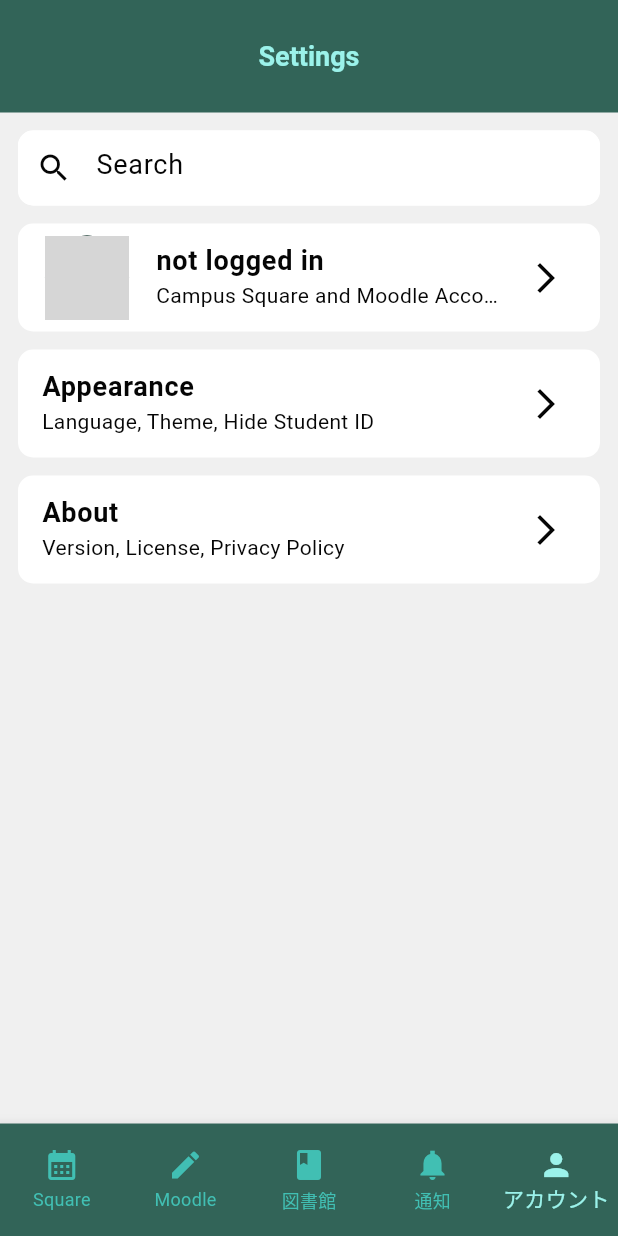
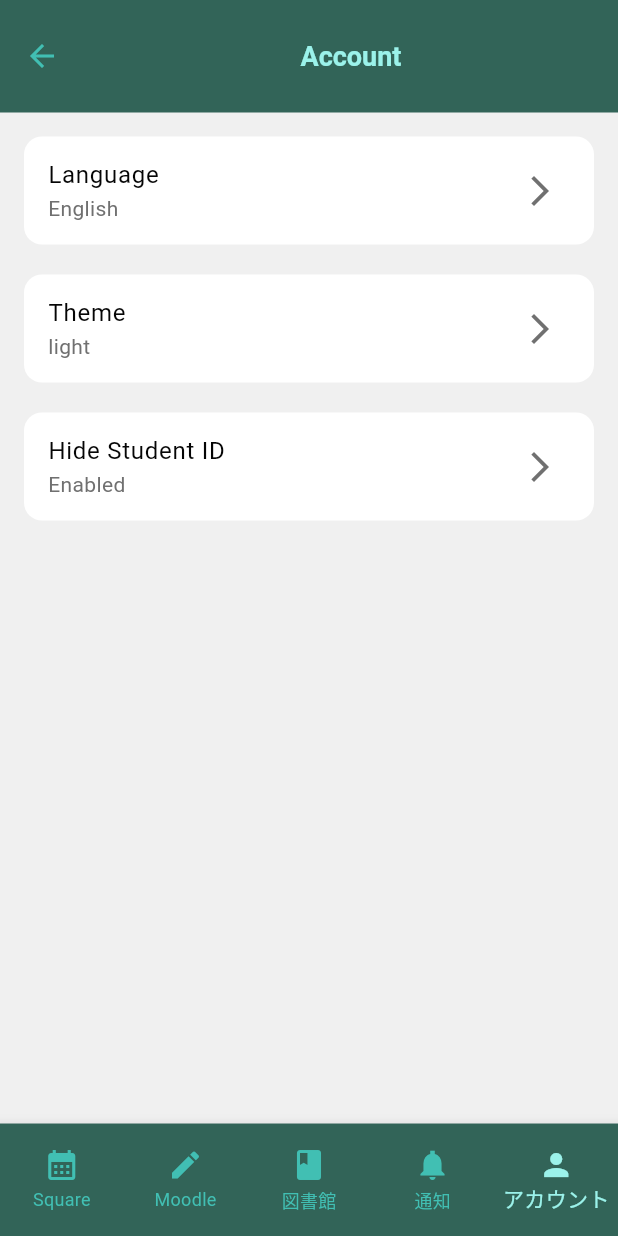
Before and after one commit to brqnko/uaizu_app, a Flutter app: the SettingsPage screen opened by its route, after a tap on "Appearance", on a phone screen of 412 x 824 dp. Run offline on Flutter 3.47's test engine with Material 3 defaults, Android fonts, the phone set to English and light mode, and no system bars; our stand-ins replace flutter_hooks, flutter_riverpod, freezed_annotation, go_router, hooks_riverpod, table_calendar; generated files the repository leaves out were written again; project files that could hold a hidden picture were left out; grey boxes are pictures that could not be loaded.

Commit message:
feat: account oage

```diff
--- /dev/null
+++ b/lib/ui/pages/settings/appearance.dart
@@ -0,0 +1,133 @@
+import 'package:flutter/material.dart';
+import 'package:flutter_riverpod/flutter_riverpod.dart';
+import 'package:uaizu_app/domain/entity/settings.dart';
+import 'package:uaizu_app/state/settings.dart';
+import 'package:uaizu_app/ui/widgets/app_bar.dart';
+import 'package:uaizu_app/ui/widgets/horizontal_expanded_container.dart';
+
+class AppearancePage extends ConsumerWidget {
+  const AppearancePage({super.key});
+
+  @override
+  Widget build(BuildContext context, WidgetRef ref) {
+    final colorScheme = Theme.of(context).colorScheme;
+
+    final settingsWidgets = [
+      // language
+      Container(
+        decoration: BoxDecoration(
+          color: colorScheme.secondary,
+          borderRadius: BorderRadius.circular(12),
+        ),
+        width: double.infinity,
+        child: ListTile(
+          title: const Text('Language'),
+          subtitle: Text(
+            ref.watch(settingsProvider.select((s) => s.appLocale)).title,
+          ),
+          trailing: const Icon(Icons.arrow_forward_ios),
+          onTap: () {
+            showModalBottomSheet(
+              context: context,
+              builder: (context) {
+                return HorizontalExpandedContainer(
+                  child: Column(
+                    children: AppLocale.values
+                        .map(
+                          (locale) => ListTile(
+                            title: Text(locale.title),
+                            onTap: () {
+                              ref.read(settingsProvider.notifier).update(
+                                    appLocale: locale,
+                                  );
+                              Navigator.pop(context);
+                            },
+                          ),
+                        )
+                        .toList(),
+                  ),
+                );
+              },
+            );
+          },
+        ),
+      ),
+      // theme
+      Container(
+        decoration: BoxDecoration(
+          color: colorScheme.secondary,
+          borderRadius: BorderRadius.circular(12),
+        ),
+        width: double.infinity,
+        child: ListTile(
+          title: const Text('Theme'),
+          subtitle: Text(
+            ref.watch(settingsProvider.select((s) => s.appTheme)).name,
+          ),
+          trailing: const Icon(Icons.arrow_forward_ios),
+          onTap: () {
+            showModalBottomSheet(
+              context: context,
+              builder: (context) {
+                return HorizontalExpandedContainer(
+                  child: Column(
+                    children: AppTheme.values
+                        .map(
+                          (theme) => ListTile(
+                            title: Text(theme.name),
+                            onTap: () {
+                              ref.read(settingsProvider.notifier).update(
+                                    appTheme: theme,
+                                  );
+                              Navigator.pop(context);
+                            },
+                          ),
+                        )
+                        .toList(),
+                  ),
+                );
+              },
+            );
+          },
+        ),
+      ),
+      // hide student id
+      Container(
+        decoration: BoxDecoration(
+          color: colorScheme.secondary,
+          borderRadius: BorderRadius.circular(12),
+        ),
+        width: double.infinity,
+        child: ListTile(
+          title: const Text('Hide Student ID'),
+          subtitle: Text(
+            ref.watch(settingsProvider.select((s) => s.hideStudentId))
+                ? 'Enabled'
+                : 'Disabled',
+          ),
+          trailing: const Icon(Icons.arrow_forward_ios),
+          onTap: () {
+            ref.read(settingsProvider.notifier).update(
+                  hideStudentId: !ref.watch(settingsProvider).hideStudentId,
+                );
+          },
+        ),
+      ),
+    ];
+
+    final body = Padding(
+      padding: const EdgeInsets.all(16),
+      child: ListView.separated(
+        itemBuilder: (context, index) => settingsWidgets[index],
+        separatorBuilder: (context, index) => const SizedBox(height: 20),
+        itemCount: settingsWidgets.length,
+      ),
+    );
+
+    return Scaffold(
+      appBar: brandAppBar(context, title: 'Account'),
+      backgroundColor: colorScheme.surface,
+      body: body,
+    );
+  }
+}
--- a/lib/ui/pages/settings/settings.dart
+++ b/lib/ui/pages/settings/settings.dart
@@ -12,92 +12,6 @@ class SettingsPage extends ConsumerWidget {
   Widget build(BuildContext context, WidgetRef ref) {
     final colorScheme = Theme.of(context).colorScheme;
 
-    // final body = Padding(
-    //   padding: const EdgeInsets.all(12),
-    //   child: Wrap(
-    //     runSpacing: 20,
-    //     children: [
-    //       ListTile(
-    //         title: Text(
-    //           'Language',
-    //           style: Fonts.bodyM.copyWith(color: colorScheme.onSurfaceVariant),
-    //         ),
-    //         trailing: DropdownButton(
-    //           value: ref.watch(settingsProvider).appLocale.languageCode,
-    //           onChanged: (String? value) {
-    //             if (value == null) {
-    //               return;
-    //             }
-    //
-    //             ref.read(settingsProvider.notifier).update(
-    //                   appLocale: AppLocale.values
-    //                       .firstWhere((locale) => locale.languageCode == value),
-    //                 );
-    //           },
-    //           items: AppLocale.values
-    //               .map(
-    //                 (locale) => DropdownMenuItem(
-    //                   value: locale.languageCode,
-    //                   child: Text(
-    //                     locale.title,
-    //                     style: Fonts.bodyM
-    //                         .copyWith(color: colorScheme.onSurfaceVariant),
-    //                   ),
-    //                 ),
-    //               )
-    //               .toList(),
-    //         ),
-    //       ),
-    //       ListTile(
-    //         title: Text(
-    //           'Theme',
-    //           style: Fonts.titleM.copyWith(color: colorScheme.onSurfaceVariant),
-    //         ),
-    //         trailing: DropdownButton(
-    //           value: ref.watch(settingsProvider).appTheme.name,
-    //           onChanged: (String? value) {
-    //             if (value == null) {
-    //               return;
-    //             }
-    //
-    //             ref.read(settingsProvider.notifier).update(
-    //                   appTheme: AppTheme.values
-    //                       .firstWhere((locale) => locale.name == value),
-    //                 );
-    //           },
-    //           items: AppTheme.values
-    //               .map(
-    //                 (locale) => DropdownMenuItem(
-    //                   value: locale.name,
-    //                   child: Text(
-    //                     locale.name,
-    //                     style: Fonts.bodyM
-    //                         .copyWith(color: colorScheme.onSurfaceVariant),
-    //                   ),
-    //                 ),
-    //               )
-    //               .toList(),
-    //         ),
-    //       ),
-    //       ListTile(
-    //         title: Text(
-    //           'Hide Student ID',
-    //           style: Fonts.titleM.copyWith(color: colorScheme.onSurfaceVariant),
-    //         ),
-    //         trailing: Switch(
-    //           value: ref.watch(settingsProvider
-    //               .select((settings) => settings.hideStudentId)),
-    //           onChanged: (value) {
-    //             ref
-    //                 .read(settingsProvider.notifier)
-    //                 .update(hideStudentId: value);
-    //           },
-    //         ),
-    //       ),
-    //     ],
-    //   ),
-    // );
-
     final settingWidgets = [
       Container(
         decoration: BoxDecoration(
@@ -105,7 +19,6 @@ class SettingsPage extends ConsumerWidget {
           borderRadius: BorderRadius.circular(10),
         ),
         width: double.infinity,
-        // search field
         child: SizedBox(
           height: 50,
           child: TextField(
@@ -169,7 +82,9 @@ class SettingsPage extends ConsumerWidget {
         ),
         width: double.infinity,
         child: ListTile(
-          onTap: () {},
+          onTap: () {
+            context.push('/account/appearance');
+          },
           title: Text(
             'Appearance',
             style: Fonts.titleM.copyWith(color: colorScheme.onSurface),
@@ -192,7 +107,9 @@ class SettingsPage extends ConsumerWidget {
         ),
         width: double.infinity,
         child: ListTile(
-          onTap: () {},
+          onTap: () {
+            context.push('/account/about');
+          },
           title: Text(
             'About',
             style: Fonts.titleM.copyWith(color: colorScheme.onSurface),
--- a/lib/ui/router/go_router.dart
+++ b/lib/ui/router/go_router.dart
@@ -12,7 +12,9 @@ import 'package:uaizu_app/ui/pages/library/book_search.dart';
 import 'package:uaizu_app/ui/pages/library/library.dart';
 import 'package:uaizu_app/ui/pages/moodle/moodle.dart';
 import 'package:uaizu_app/ui/pages/notification/notification.dart';
+import 'package:uaizu_app/ui/pages/settings/about.dart';
 import 'package:uaizu_app/ui/pages/settings/account.dart';
+import 'package:uaizu_app/ui/pages/settings/appearance.dart';
 import 'package:uaizu_app/ui/pages/settings/settings.dart';
 
 final rootNavigatorKey = GlobalKey<NavigatorState>(debugLabel: 'root');
@@ -202,6 +204,24 @@ final goRouterProvider = Provider((ref) {
                   );
                 },
               ),
+              GoRoute(
+                path: '/account/appearance',
+                pageBuilder: (context, state) {
+                  return NoTransitionPage(
+                    key: state.pageKey,
+                    child: const AppearancePage(),
+                  );
+                },
+              ),
+              GoRoute(
+                path: '/account/about',
+                pageBuilder: (context, state) {
+                  return NoTransitionPage(
+                    key: state.pageKey,
+                    child: const AboutPage(),
+                  );
+                },
+              ),
             ],
           ),
         ],
--- a/lib/ui/widgets/app_bar.dart
+++ b/lib/ui/widgets/app_bar.dart
@@ -13,7 +13,7 @@ AppBar brandAppBar(
   return AppBar(
     toolbarHeight: height ?? 75,
     backgroundColor: color ?? colorScheme.primary,
-    iconTheme: IconThemeData(color: colorScheme.secondary),
+    iconTheme: IconThemeData(color: colorScheme.onPrimary),
     title: title == null
         ? child
         : Center(
@@ -31,7 +31,7 @@ AppBar brandAppBarWithOptions(BuildContext context, List<Widget> widgets) {
   return AppBar(
     toolbarHeight: 55,
     backgroundColor: colorScheme.onPrimaryContainer,
-    iconTheme: IconThemeData(color: colorScheme.secondary),
+    iconTheme: IconThemeData(color: colorScheme.onPrimary),
     automaticallyImplyLeading: false,
     title: SizedBox(
       height: 34,
--- a/lib/ui/widgets/tagged_widget.dart
+++ b/lib/ui/widgets/tagged_widget.dart
@@ -17,7 +17,7 @@ class TaggedWidget extends StatelessWidget {
         Text(
           tag,
           textAlign: TextAlign.start,
-          style: Fonts.titleM.copyWith(color: colorScheme.onPrimaryContainer),
+          style: Fonts.titleM,
           maxLines: 1,
           overflow: TextOverflow.ellipsis,
         ),
```
Also changed, not shown: lib/ui/dialogs/close_dialog.dart (added, +21 -0 lines), lib/ui/dialogs/error_dialog.dart (added, +26 -0 lines), lib/ui/dialogs/loading_dialog.dart (added, +39 -0 lines), lib/ui/pages/library/widgets/search_result_book.dart (+15 -10 lines), lib/ui/pages/settings/about.dart (added, +104 -0 lines), lib/ui/pages/settings/account.dart (+29 -14 lines).
